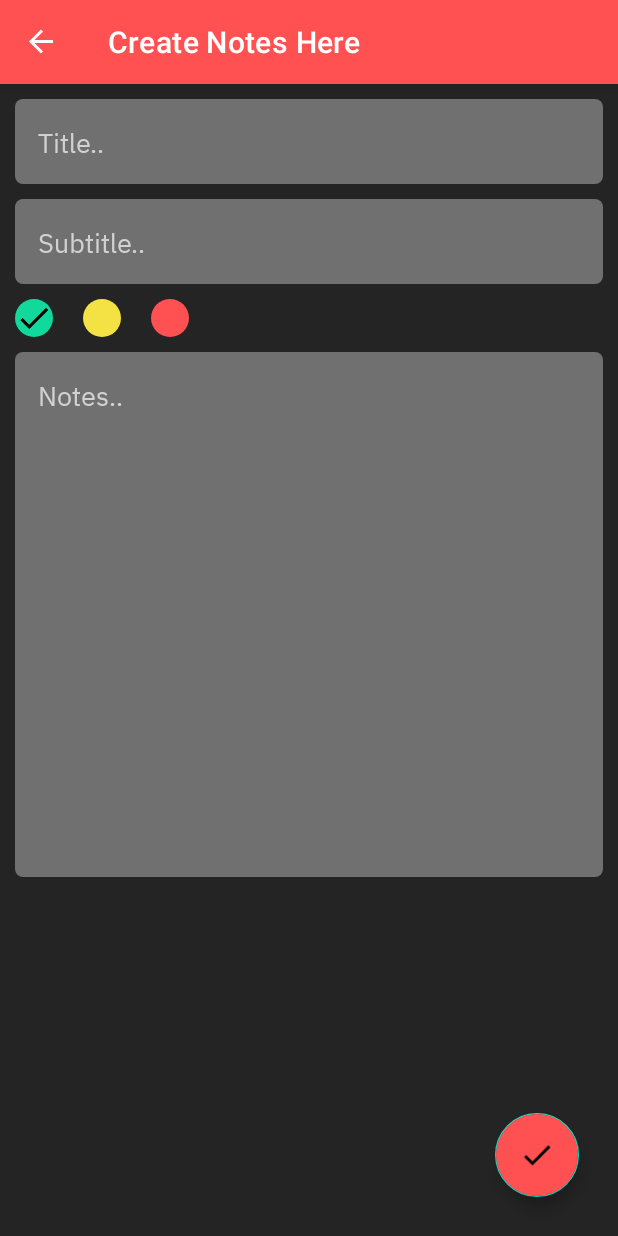
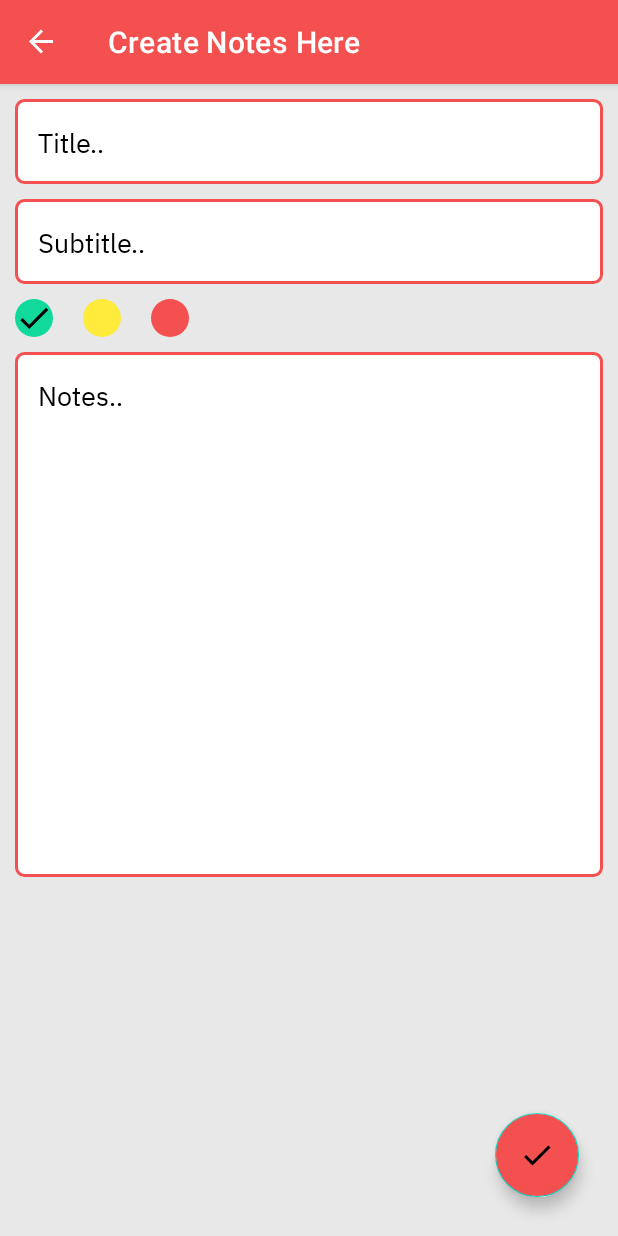
Before and after one commit to Kishan-vishwakarma100/Notes-App-MVVM, an Android app: the CreateNotesFragment screen opened through its navigation route, on a phone screen of 412 x 824 dp. Run offline under Robolectric (Android 15) with nearby library versions, the phone set to English and light mode, and no system bars; our stand-ins replace Room's generated code, navigation-ui; 2 statements that could not run were skipped.

Commit message:
This is my Second commit

```diff
--- a/app/src/main/java/com/example/notesappmvvm/ui/Fragments/CreateNotesFragment.kt
+++ b/app/src/main/java/com/example/notesappmvvm/ui/Fragments/CreateNotesFragment.kt
@@ -56,6 +56,7 @@ class CreateNotesFragment : Fragment() {
         binding.btnSaveNotes.setOnClickListener{
             createNotes(it)
         }
+
         return binding.root
     }
 
@@ -79,6 +80,7 @@ class CreateNotesFragment : Fragment() {
         Toast.makeText(requireContext(),"Notes Created Successfully",Toast.LENGTH_SHORT).show()
 
         Navigation.findNavController(it!!).navigate(R.id.action_createNotesFragment_to_homeFragment)
+
     }
 
 
--- a/app/src/main/res/drawable/btn_filter_shape.xml
+++ b/app/src/main/res/drawable/btn_filter_shape.xml
@@ -1,5 +1,7 @@
 <?xml version="1.0" encoding="utf-8"?>
 <shape android:shape="rectangle" xmlns:android="http://schemas.android.com/apk/res/android">
-    <solid android:color="#707070" />
+    <solid android:color="@color/white" />
     <corners android:radius="150dp" />
+    <stroke android:color="@color/red_color"
+        android:width="1dp"/>
 </shape>
--- a/app/src/main/res/drawable/delete_notes.xml
+++ b/app/src/main/res/drawable/delete_notes.xml
@@ -1,4 +1,4 @@
-<vector android:height="24dp" android:tint="#000000"
+<vector android:height="24dp" android:tint="@color/white"
     android:viewportHeight="24" android:viewportWidth="24"
     android:width="24dp" xmlns:android="http://schemas.android.com/apk/res/android">
     <path android:fillColor="@android:color/white" android:pathData="M6,19c0,1.1 0.9,2 2,2h8c1.1,0 2,-0.9 2,-2V7H6v12zM19,4h-3.5l-1,-1h-5l-1,1H5v2h14V4z"/>
--- a/app/src/main/res/drawable/delete_sheet.xml
+++ b/app/src/main/res/drawable/delete_sheet.xml
@@ -2,5 +2,5 @@
 <shape android:shape="rectangle" xmlns:android="http://schemas.android.com/apk/res/android">
     <corners android:topLeftRadius="20dp"
         android:topRightRadius="20dp"/>
-    <solid android:color="#707070"/>
+    <solid android:color="@color/white"/>
 </shape>
--- a/app/src/main/res/drawable/edit_txt_shape.xml
+++ b/app/src/main/res/drawable/edit_txt_shape.xml
@@ -1,5 +1,7 @@
 <?xml version="1.0" encoding="utf-8"?>
 <shape android:shape="rectangle" xmlns:android="http://schemas.android.com/apk/res/android">
-    <solid android:color="#707070"/>
+    <solid android:color="@color/white"/>
     <corners android:radius="5dp"/>
+    <stroke android:color="@color/red_color"
+        android:width="2dp"/>
 </shape>
--- a/app/src/main/res/drawable/yellow_dot.xml
+++ b/app/src/main/res/drawable/yellow_dot.xml
@@ -1,4 +1,4 @@
 <?xml version="1.0" encoding="utf-8"?>
 <shape android:shape="oval" xmlns:android="http://schemas.android.com/apk/res/android">
-    <solid android:color="@color/yellow_color"/>
+    <solid android:color="#FFEB3B"/>
 </shape>
--- a/app/src/main/res/layout/activity_splash_sreen.xml
+++ b/app/src/main/res/layout/activity_splash_sreen.xml
@@ -17,7 +17,7 @@
         app:layout_constraintHorizontal_bias="0.498"
         app:layout_constraintStart_toStartOf="parent"
         app:layout_constraintTop_toTopOf="parent"
-        app:layout_constraintVertical_bias="0.29000002"
+        app:layout_constraintVertical_bias="0.26999998"
         app:srcCompat="@drawable/icon" />
 
     <TextView
@@ -58,9 +58,9 @@ just Note it!"
         android:layout_marginBottom="16dp"
         android:fontFamily="@font/bold"
         android:gravity="center"
-        android:text="Developed\n By\n Kishan"
+        android:text="By\n Kishan Developer"
         android:textColor="@color/red_color"
-        android:textSize="16sp"
+        android:textSize="15sp"
         app:layout_constraintBottom_toBottomOf="parent"
         app:layout_constraintEnd_toEndOf="parent"
         app:layout_constraintStart_toStartOf="parent" />
--- a/app/src/main/res/layout/fragment_create_notes.xml
+++ b/app/src/main/res/layout/fragment_create_notes.xml
@@ -22,7 +22,7 @@
             android:fontFamily="@font/regular"
             android:maxLines="1"
             android:layout_marginTop="10dp"
-            android:textColorHint="#D1D1D1"
+            android:textColorHint="@color/black"
             android:hint="Title.."/>
 
         <EditText
@@ -34,7 +34,7 @@
             android:fontFamily="@font/regular"
             android:maxLines="1"
             android:layout_marginTop="10dp"
-            android:textColorHint="#D1D1D1"
+            android:textColorHint="@color/black"
             android:hint="Subtitle.."/>
 
         <LinearLayout
@@ -76,7 +76,7 @@
             android:fontFamily="@font/regular"
             android:gravity="start"
             android:layout_marginTop="10dp"
-            android:textColorHint="#D1D1D1"
+            android:textColorHint="@color/black"
             android:hint="Notes.."/>
 
     </LinearLayout>
--- a/app/src/main/res/layout/fragment_edit_notes.xml
+++ b/app/src/main/res/layout/fragment_edit_notes.xml
@@ -20,7 +20,7 @@
             android:maxLines="1"
             android:fontFamily="@font/regular"
             android:layout_marginTop="10dp"
-            android:textColorHint="#D1D1D1"
+            android:textColorHint="@color/black"
             android:hint="Title.."/>
 
         <EditText
@@ -32,7 +32,7 @@
             android:maxLines="1"
             android:fontFamily="@font/regular"
             android:layout_marginTop="10dp"
-            android:textColorHint="#D1D1D1"
+            android:textColorHint="@color/black"
             android:hint="Subtitle.."/>
 
         <LinearLayout
@@ -72,7 +72,7 @@
             android:gravity="start"
             android:fontFamily="@font/regular"
             android:layout_marginTop="10dp"
-            android:textColorHint="#D1D1D1"
+            android:textColorHint="@color/black"
             android:hint="Notes.."/>
 
     </LinearLayout>
--- a/app/src/main/res/values/colors.xml
+++ b/app/src/main/res/values/colors.xml
@@ -7,8 +7,8 @@
     <color name="teal_700">#FF018786</color>
     <color name="black">#FF000000</color>
     <color name="white">#FFFFFFFF</color>
-    <color name="bac_color">#242424</color>
-    <color name="red_color">#FF5151</color>
+    <color name="bac_color">#E8E8E8</color>
+    <color name="red_color">#F55050</color>
     <color name="green_color">#11D99B</color>
     <color name="yellow_color">#F4E244</color>
 
```
Also changed, not shown: app/src/main/java/com/example/notesappmvvm/ui/Fragments/EditNotesFragment.kt (+6 -1 lines), app/src/main/res/layout/dialog_delete.xml (+5 -3 lines).
